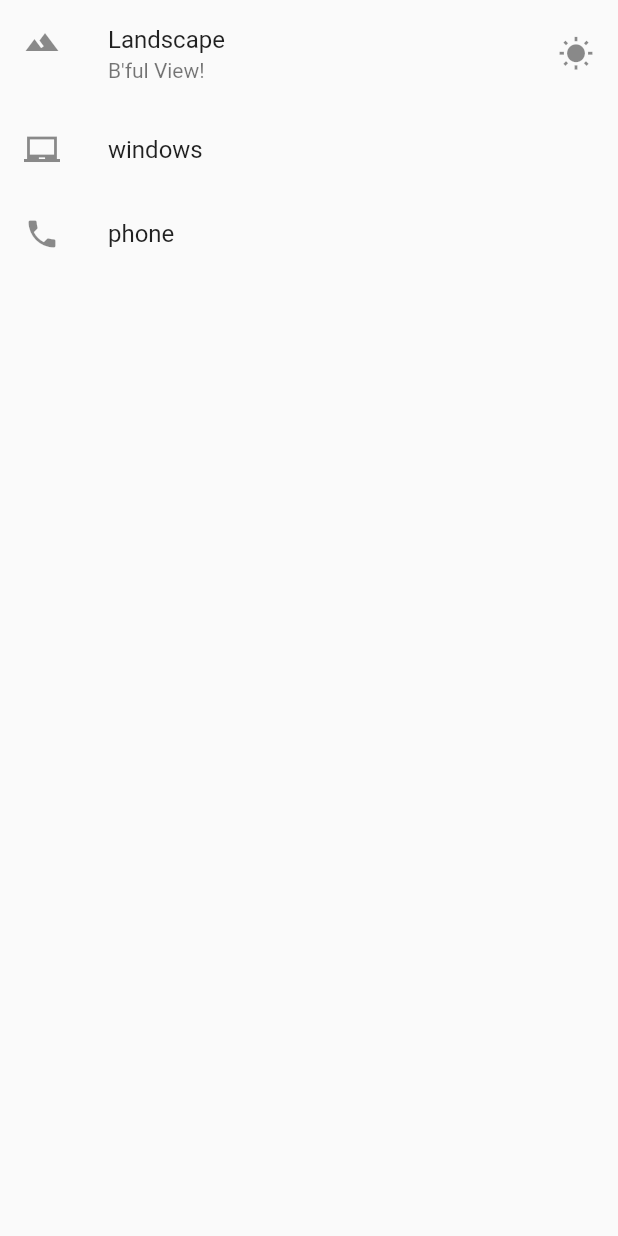
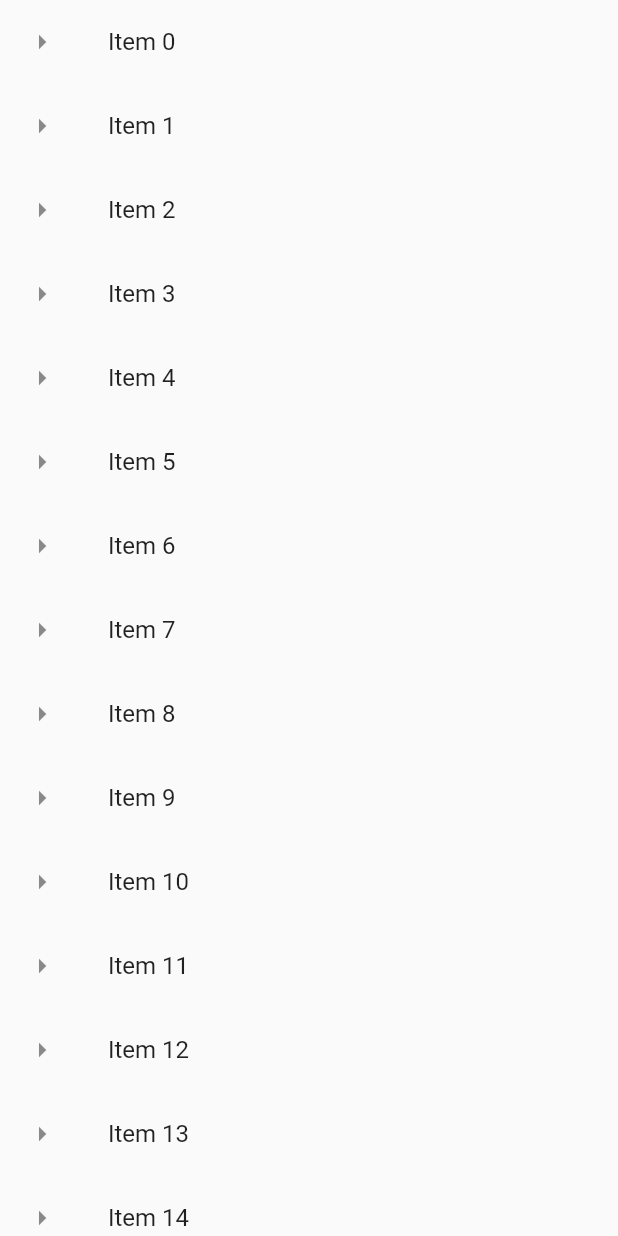
Before and after one commit to Garima-1602/flutter_firstapp, a Flutter app: what getListView() shows on an empty page, opened directly, on a phone screen of 412 x 824 dp. Run offline on Flutter 3.47's test engine with Material 2 defaults, Android fonts, the phone set to English and light mode, and no system bars.

Commit message:
long list view added

```diff
--- a/lib/main.dart
+++ b/lib/main.dart
@@ -34,46 +34,70 @@ void main(){
     debugShowCheckedModeBanner: false,
     title:"Exploring UI Widgets",
     home: Scaffold(
-      appBar: AppBar(title: Text("Basic List view"),),
+      appBar: AppBar(title: Text("Long list view"),),
       body: getListView(),
     ),
-    //always put scrollable widgets within scaffold because they might overflow
+
   ));
 }
-
+//Function to prepare data source
+List<String> getListElements(){
+  var items=List<String>.generate(1000, (counter) => "Item $counter");
+  return items;
+}
+//once data source is prepared wrap in the widgets
 Widget getListView()
-{ //ListView is a scrollable list of widgets arranged linearly.
-  // It displays its children one
-  // after another in the scroll direction i.e, vertical or horizontal.
-  var listView = ListView(
-    children: <Widget>[
-
-      ListTile(
-        leading: Icon(Icons.landscape),
-        title: Text("Landscape"),
-        subtitle: Text("B'ful View!"),
-        trailing: Icon(Icons.wb_sunny),
-        onTap: (){//we cannot add on tap on 1000 list items therefore basic listview
-          //is meant for few items only
-          //never use listview for large items
-          //always use or wrap listview in sccafold as it may go beyond the screen as
-          //items are movable in list
-          debugPrint("Landscape");
-        },
-      ),
-      ListTile(
-        leading: Icon(Icons.laptop_chromebook),
-        title: Text("windows"),
-        //subtitle: Text("B'ful View!"),
-        //trailing: Icon(Icons.wb_sunny),
-      ),
-      ListTile(
-      leading: Icon(Icons.phone),
-        title: Text("phone"),
-),
-
-    ],
-
+{
+  var listItems=getListElements();
+  var listView=ListView.builder(
+    //listview builder calls the builder method that are visible on screen
+      //ListView.builder creates a scrollable, linear array of widgets.
+      itemBuilder: (context,index){
+        return ListTile(
+          leading: Icon(Icons.arrow_right),
+          title:Text(listItems[index]),
+          onTap: (){
+            debugPrint('${listItems[index]}was tapped');
+          }
+        );
+      }
   );
   return listView;
 }
+
+// Widget getListView()
+// { //ListView is a scrollable list of widgets arranged linearly.
+//   // It displays its children one
+//   // after another in the scroll direction i.e, vertical or horizontal.
+//   var listView = ListView(
+//     children: <Widget>[
+//
+//       ListTile(
+//         leading: Icon(Icons.landscape),
+//         title: Text("Landscape"),
+//         subtitle: Text("B'ful View!"),
+//         trailing: Icon(Icons.wb_sunny),
+//         onTap: (){//we cannot add on tap on 1000 list items therefore basic listview
+//           //is meant for few items only
+//           //never use listview for large items
+//           //always use or wrap listview in sccafold as it may go beyond the screen as
+//           //items are movable in list
+//           debugPrint("Landscape");
+//         },
+//       ),
+//       ListTile(
+//         leading: Icon(Icons.laptop_chromebook),
+//         title: Text("windows"),
+//         //subtitle: Text("B'ful View!"),
+//         //trailing: Icon(Icons.wb_sunny),
+//       ),
+//       ListTile(
+//       leading: Icon(Icons.phone),
+//         title: Text("phone"),
+// ),
+//
+//     ],
+//
+//   );
+//   return listView;
+// }
```
